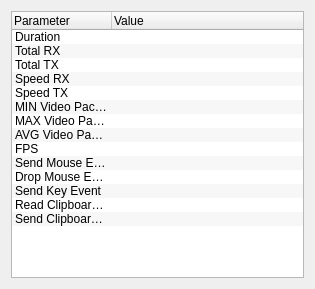
Above: source/client/ui/statistics_dialog.ui from dchapyshev/aspia before the change. Below: the same form after it.
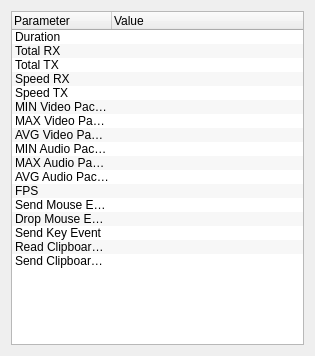
That is the form after the change.

Commit message: Initial implementation of audio support.

```diff
--- a/source/client/ui/statistics_dialog.ui
+++ b/source/client/ui/statistics_dialog.ui
@@ -7,7 +7,7 @@
     <x>0</x>
     <y>0</y>
     <width>315</width>
-    <height>289</height>
+    <height>356</height>
    </rect>
   </property>
   <property name="windowTitle">
@@ -81,6 +81,21 @@
        <string notr="true">AVG Video Packet</string>
       </property>
      </item>
+     <item>
+      <property name="text">
+       <string>MIN Audio Packet</string>
+      </property>
+     </item>
+     <item>
+      <property name="text">
+       <string>MAX Audio Packet</string>
+      </property>
+     </item>
+     <item>
+      <property name="text">
+       <string>AVG Audio Packet</string>
+      </property>
+     </item>
      <item>
       <property name="text">
        <string notr="true">FPS</string>
```
The commit also changes 73 other files.
